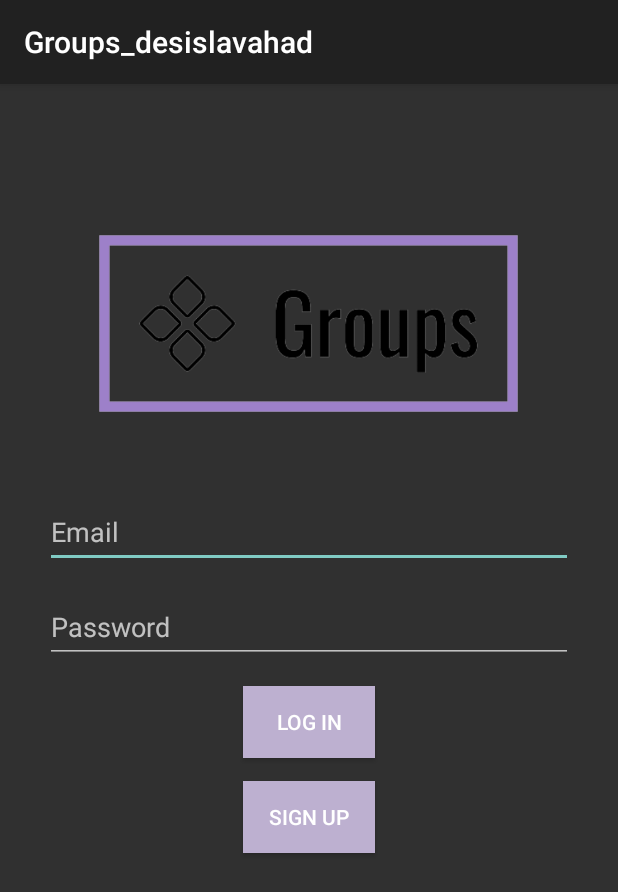
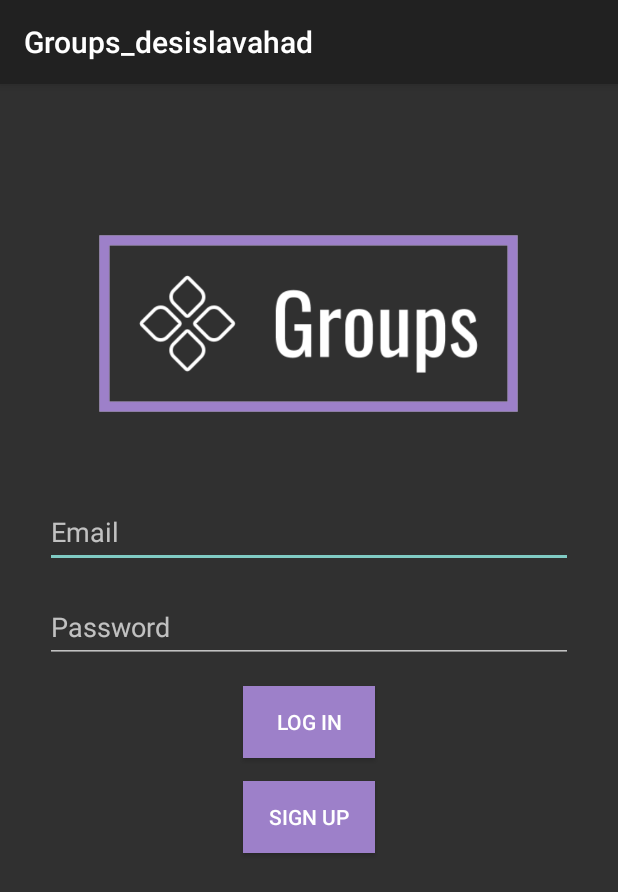
Before and after one commit to desislavahadzhiolova/Groups, an Android app: the Login screen opened directly, with no data from a screen before it, on a phone screen of 412 x 824 dp. Shown: the top 892 px of the screen. Run offline under Robolectric (Android 15) with nearby library versions, the phone set to English and light mode, and no system bars; our stand-ins replace Firebase (no records; nobody signed in at launch, a user with empty details on screens opened directly), Timber; 1 statement that could not run was skipped.

Commit message:
Redid App colors

```diff
--- a/app/src/main/res/drawable/button_background.xml
+++ b/app/src/main/res/drawable/button_background.xml
@@ -1,7 +1,7 @@
 <?xml version="1.0" encoding="utf-8"?>
 <shape xmlns:android="http://schemas.android.com/apk/res/android">
     <solid
-        android:color="@color/purple_200"
+        android:color="@color/colorAccent"
         />
 
 </shape>
--- a/app/src/main/res/values/colors.xml
+++ b/app/src/main/res/values/colors.xml
@@ -2,7 +2,7 @@
 <resources>
     <color name="colorPrimary">#FFFFFF</color>
     <color name="colorPrimaryDark">#000000</color>
-    <color name="colorAccent">#BDB0D0</color>
+    <color name="colorAccent">#9d80c9</color>
     <color name="purple_200">#BDB0D0</color>
     <color name="purple_500">#FF6200EE</color>
     <color name="purple_700">#FF3700B3</color>
--- a/app/src/main/res/values/themes.xml
+++ b/app/src/main/res/values/themes.xml
@@ -3,12 +3,12 @@
     <style name="Theme.Placemark" parent="Theme.AppCompat.DayNight.NoActionBar">
     <!-- Primary brand color. -->
         <item name="colorPrimary">@color/colorAccent</item>
-        <item name="colorPrimaryVariant">@color/colorPrimaryDark</item>
+        <item name="colorPrimaryVariant">@color/colorPrimary</item>
         <item name="colorOnPrimary">@color/white</item>
         <!-- Secondary brand color. -->
         <item name="colorSecondary">@color/teal_200</item>
         <item name="colorSecondaryVariant">@color/teal_700</item>
-        <item name="colorOnSecondary">@color/black</item>
+        <item name="colorOnSecondary">@color/white</item>
         <!-- Status bar color. -->
         <item name="android:statusBarColor" tools:targetApi="l">?attr/colorPrimaryVariant</item>
         <!-- Customize your theme here. -->
```
Also changed, not shown: app/src/main/res/drawable/logo_small.png.
